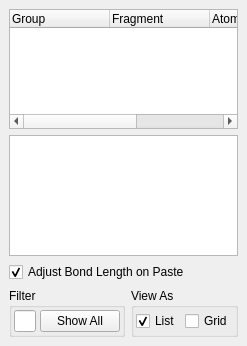
This is branches/nugui/src/gui/fragments.ui in trisyoungs/aten as Qt 5 draws it before an edit. The edited form follows.
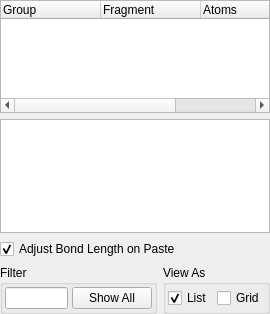
This is the edited form.

Commit message: All dock widgets completely updated and set to minimum size (270 px) except GlyphsWidget. Tweaked variety of icons to fill whole icon canvas.

The edit to the form file:
```diff
--- a/branches/nugui/src/gui/fragments.ui
+++ b/branches/nugui/src/gui/fragments.ui
@@ -6,15 +6,24 @@
    <rect>
     <x>0</x>
     <y>0</y>
-    <width>231</width>
-    <height>346</height>
+    <width>270</width>
+    <height>314</height>
    </rect>
   </property>
+  <property name="minimumSize">
+   <size>
+    <width>270</width>
+    <height>244</height>
+   </size>
+  </property>
   <property name="windowTitle">
    <string>Fragments</string>
   </property>
   <widget class="QWidget" name="dockWidgetContents">
    <layout class="QVBoxLayout" name="verticalLayout">
+    <property name="margin">
+     <number>0</number>
+    </property>
     <item>
      <widget class="QTreeWidget" name="FragmentTree">
       <property name="sizePolicy">
```
The commit also changes 124 other files.
